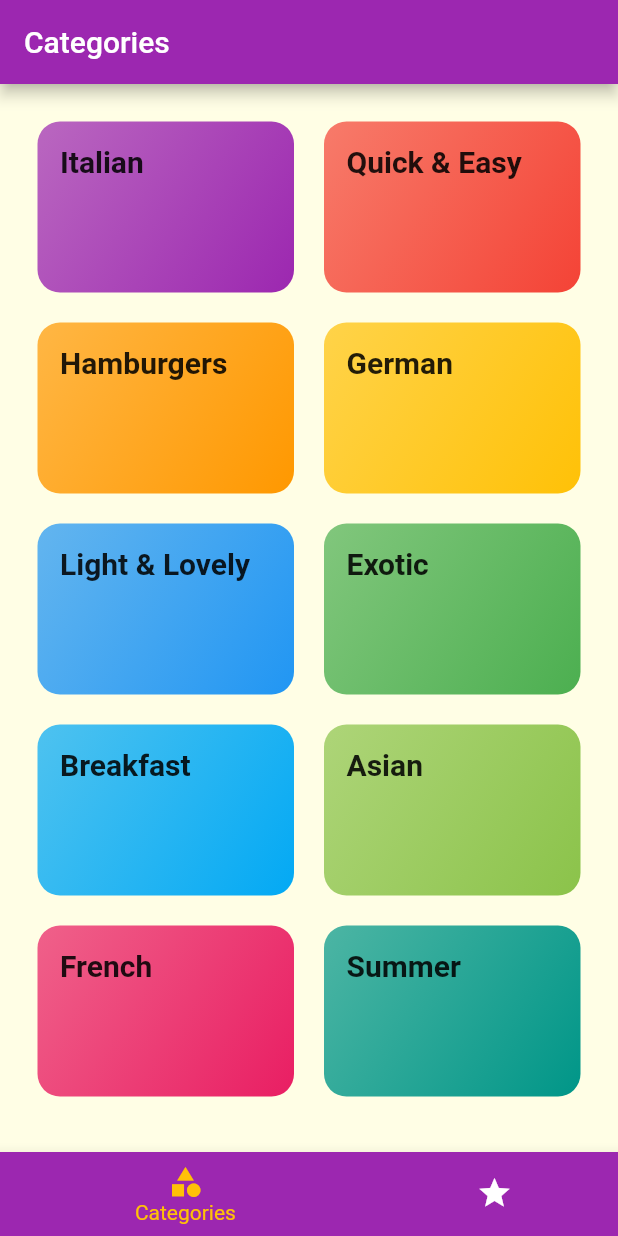
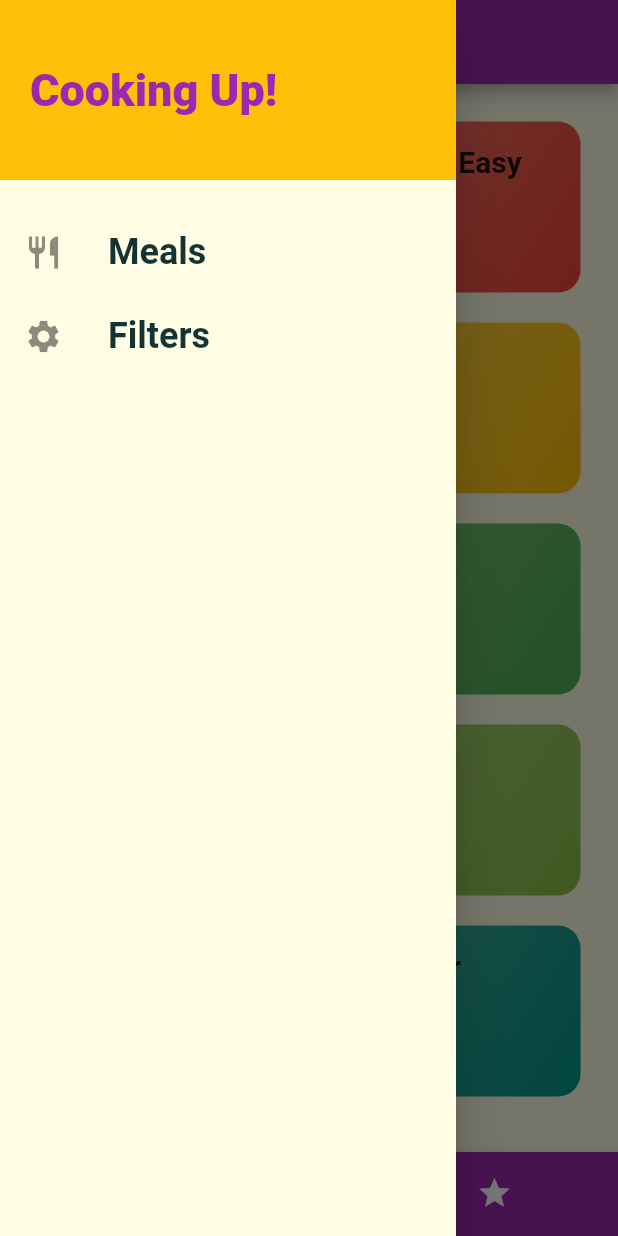
Before and after one commit to Qubits-01/fp-meals-app, a Flutter app: the screen it shows after launch, with the side drawer open (before the commit the screen has no drawer), on a phone screen of 412 x 824 dp. Run offline on Flutter 3.47's test engine with Material 2 defaults, Android fonts, the phone set to English and light mode, and no system bars; Roboto replaces fonts that are missing (Raleway, RobotoCondensed).

Commit message:
Add a custom drawer

```diff
--- a/lib/screens/tabs_screen.dart
+++ b/lib/screens/tabs_screen.dart
@@ -1,5 +1,6 @@
 import 'package:flutter/material.dart';
 
+import '../widgets/main_drawer.dart';
 import './categories_screen.dart';
 import './favorites_screen.dart';
 
@@ -36,6 +37,7 @@ class _TabsScreenState extends State<TabsScreen> {
           _pages[_selectedPageIndex]['title'] as String,
         ),
       ),
+      drawer: MainDrawer(),
       body: _pages[_selectedPageIndex]['page'] as Widget,
       bottomNavigationBar: BottomNavigationBar(
         onTap: _selectPage,
--- /dev/null
+++ b/lib/widgets/main_drawer.dart
@@ -0,0 +1,59 @@
+import 'package:flutter/material.dart';
+
+class MainDrawer extends StatelessWidget {
+  Widget buildListTile(String title, IconData icon) {
+    return ListTile(
+      leading: Icon(
+        icon,
+        size: 26,
+      ),
+      title: Text(
+        title,
+        style: const TextStyle(
+          fontFamily: 'RobotoCondensed',
+          fontSize: 24,
+          fontWeight: FontWeight.bold,
+        ),
+      ),
+      onTap: () {
+        // ...
+      },
+    );
+  }
+
+  @override
+  Widget build(BuildContext context) {
+    return Drawer(
+      child: Column(
+        children: <Widget>[
+          Container(
+            height: 120,
+            width: double.infinity,
+            padding: const EdgeInsets.all(20),
+            alignment: Alignment.centerLeft,
+            color: Theme.of(context).accentColor,
+            child: Text(
+              'Cooking Up!',
+              style: TextStyle(
+                fontWeight: FontWeight.w900,
+                fontSize: 30,
+                color: Theme.of(context).primaryColor,
+              ),
+            ),
+          ),
+          const SizedBox(
+            height: 20,
+          ),
+          buildListTile(
+            'Meals',
+            Icons.restaurant,
+          ),
+          buildListTile(
+            'Filters',
+            Icons.settings,
+          ),
+        ],
+      ),
+    );
+  }
+}
```
